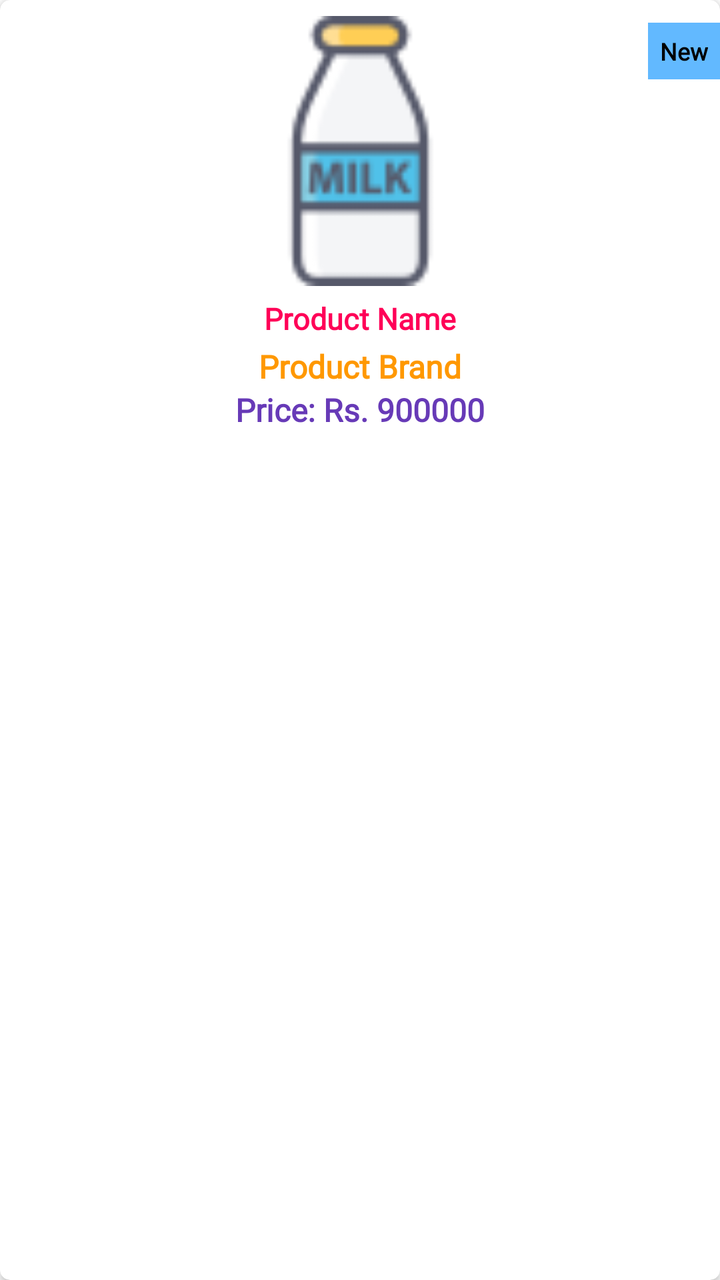
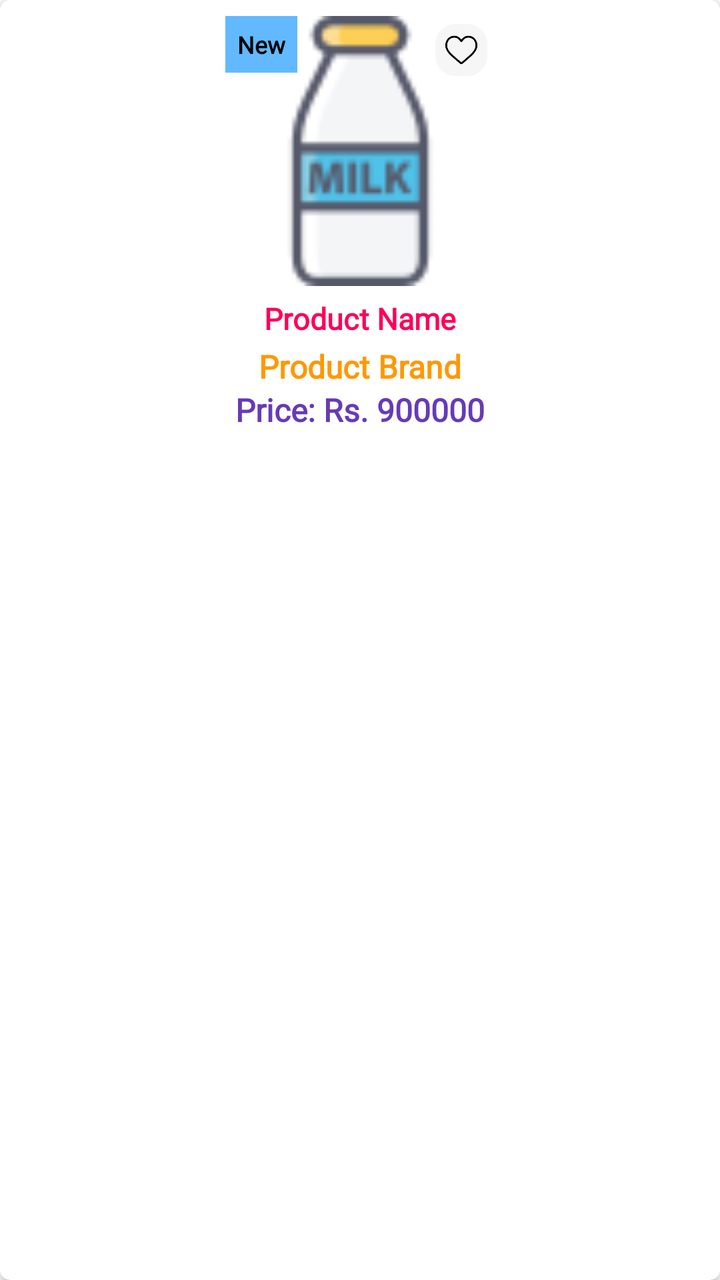

Compare the two renders of this Android layout. The source of the first and the diff that turns it into the second are given below.
<!-- AndroidManifest.xml: application theme Theme.ECommerceApp -->
<!-- res/layout/new_products.xml -->
<?xml version="1.0" encoding="utf-8"?>
<androidx.cardview.widget.CardView xmlns:android="http://schemas.android.com/apk/res/android"
    xmlns:app="http://schemas.android.com/apk/res-auto"
    android:layout_width="150dp"
    android:layout_height="wrap_content"
    android:layout_margin="5dp"
    android:padding="5dp"
    app:cardCornerRadius="5dp">

    <androidx.constraintlayout.widget.ConstraintLayout
        android:layout_width="match_parent"
        android:layout_height="match_parent"
        android:paddingBottom="4dp">

        <ImageView
            android:id="@+id/new_img"
            android:layout_width="135dp"
            android:layout_height="135dp"
            android:layout_marginTop="8dp"
            android:scaleType="fitCenter"
            android:src="@drawable/milk"
            app:layout_constraintEnd_toEndOf="parent"
            app:layout_constraintStart_toStartOf="parent"
            app:layout_constraintTop_toTopOf="parent" />

        <TextView
            android:id="@+id/textView2"
            android:layout_width="wrap_content"
            android:layout_height="wrap_content"
            android:background="#62B9FF"
            android:fontFamily="@font/baskervville"
            android:padding="6dp"
            android:text="New"
            android:textColor="@color/black"
            android:textAlignment="center"
            android:textSize="12sp"
            android:textStyle="bold"
            app:layout_constraintBottom_toBottomOf="@+id/new_img"
            app:layout_constraintEnd_toEndOf="parent"
            app:layout_constraintTop_toTopOf="parent"
            app:layout_constraintVertical_bias="0.1" />

        <TextView
            android:id="@+id/new_product_name"
            android:layout_width="wrap_content"
            android:layout_height="wrap_content"
            android:layout_marginTop="6dp"
            android:fontFamily="@font/aclonica"
            android:textColor="@color/pink"
            android:text="Product Name"
            android:textSize="15sp"
            android:textStyle="bold"
            app:layout_constraintEnd_toEndOf="parent"
            app:layout_constraintStart_toStartOf="parent"
            app:layout_constraintTop_toBottomOf="@+id/new_img" />

        <TextView
            android:id="@+id/new_product_brand"
            android:layout_width="wrap_content"
            android:layout_height="wrap_content"
            android:layout_marginTop="3dp"
            android:fontFamily="@font/aclonica"
            android:text="Product Brand"
            android:textColor="@color/orange"
            android:textSize="16sp"
            android:textStyle="bold"
            app:layout_constraintEnd_toEndOf="parent"
            app:layout_constraintStart_toStartOf="parent"
            app:layout_constraintTop_toBottomOf="@+id/new_product_name" />

        <androidx.constraintlayout.widget.ConstraintLayout
            android:layout_width="wrap_content"
            android:layout_height="wrap_content"
            app:layout_constraintEnd_toEndOf="@+id/new_product_brand"
            app:layout_constraintStart_toStartOf="@+id/new_product_brand"
            app:layout_constraintTop_toBottomOf="@+id/new_product_brand">

            <TextView
                android:id="@+id/dollar"
                android:layout_width="match_parent"
                android:layout_height="wrap_content"
                android:fontFamily="@font/baskervville"
                android:text="Price: Rs."
                android:textColor="#673AB7"
                android:textSize="16sp"
                android:textStyle="bold"
                app:layout_constraintBottom_toBottomOf="parent"
                app:layout_constraintEnd_toEndOf="parent"
                app:layout_constraintHorizontal_bias="0"
                app:layout_constraintStart_toStartOf="parent" />

            <TextView
                android:id="@+id/new_price"
                android:layout_width="match_parent"
                android:layout_height="wrap_content"
                android:layout_marginStart="4dp"
                android:fontFamily="@font/crimson"
                android:text="900000"
                android:textColor="#673AB7"
                android:textSize="16sp"
                android:textStyle="bold"
                app:layout_constraintBottom_toBottomOf="@+id/dollar"
                app:layout_constraintStart_toEndOf="@+id/dollar"
                app:layout_constraintTop_toTopOf="@+id/dollar"
                app:layout_constraintVertical_bias="1.0" />


        </androidx.constraintlayout.widget.ConstraintLayout>
    </androidx.constraintlayout.widget.ConstraintLayout>
</androidx.cardview.widget.CardView>
<!-- resources referenced by this layout -->
<resources>
  <color name="black">#FF000000</color>
  <color name="orange">#FF9800</color>
  <color name="pink">#FF0057</color>
  <!-- drawable milk: png bitmap (drawable, 2243 bytes) -->
  <style name="Theme.ECommerceApp" parent="Theme.MaterialComponents.DayNight.DarkActionBar">
          
          <item name="colorPrimary">#FFB952</item>
          <item name="colorPrimaryVariant">@color/pink</item>
          <item name="colorOnPrimary">@color/black</item>
          
          <item name="colorSecondary">@color/teal_200</item>
          <item name="colorSecondaryVariant">@color/teal_700</item>
          <item name="colorOnSecondary">@color/black</item>
          
          <item name="android:statusBarColor">?attr/colorPrimaryVariant</item>
          
      </style>
  <color name="teal_200">#FF03DAC5</color>
  <color name="teal_700">#FF018786</color>
</resources>

<!-- the commit's change to res/layout/new_products.xml (unified diff, before → after) -->
@@ -12,33 +12,49 @@
         android:layout_height="match_parent"
         android:paddingBottom="4dp">
 
-        <ImageView
-            android:id="@+id/new_img"
+        
+        <FrameLayout
+            android:id="@+id/new_prod_img_frame"
             android:layout_width="135dp"
             android:layout_height="135dp"
             android:layout_marginTop="8dp"
-            android:scaleType="fitCenter"
-            android:src="@drawable/milk"
             app:layout_constraintEnd_toEndOf="parent"
             app:layout_constraintStart_toStartOf="parent"
-            app:layout_constraintTop_toTopOf="parent" />
+            app:layout_constraintTop_toTopOf="parent">
 
-        <TextView
-            android:id="@+id/textView2"
-            android:layout_width="wrap_content"
-            android:layout_height="wrap_content"
-            android:background="#62B9FF"
-            android:fontFamily="@font/baskervville"
-            android:padding="6dp"
-            android:text="New"
-            android:textColor="@color/black"
-            android:textAlignment="center"
-            android:textSize="12sp"
-            android:textStyle="bold"
-            app:layout_constraintBottom_toBottomOf="@+id/new_img"
-            app:layout_constraintEnd_toEndOf="parent"
-            app:layout_constraintTop_toTopOf="parent"
-            app:layout_constraintVertical_bias="0.1" />
+            <ImageView
+                android:id="@+id/new_img"
+                android:layout_width="match_parent"
+                android:layout_height="match_parent"
+                android:scaleType="fitCenter"
+                android:src="@drawable/milk" />
+
+            <TextView
+                android:id="@+id/textView2"
+                android:layout_width="wrap_content"
+                android:layout_height="wrap_content"
+                android:layout_gravity="top|start"
+                android:background="#62B9FF"
+                android:fontFamily="@font/baskervville"
+                android:padding="6dp"
+                android:text="New"
+                android:textColor="@color/black"
+                android:textAlignment="center"
+                android:textSize="12sp"
+                android:textStyle="bold" />
+
+            <ImageButton
+                android:id="@+id/new_prod_wishlist_btn"
+                android:layout_width="26dp"
+                android:layout_height="26dp"
+                android:layout_gravity="top|end"
+                android:layout_margin="4dp"
+                android:src="@drawable/heart"
+                android:background="@drawable/white_circular_border"
+                android:padding="5dp"
+                android:scaleType="fitCenter" />
+
+        </FrameLayout>
 
         <TextView
             android:id="@+id/new_product_name"
@@ -52,7 +68,7 @@
             android:textStyle="bold"
             app:layout_constraintEnd_toEndOf="parent"
             app:layout_constraintStart_toStartOf="parent"
-            app:layout_constraintTop_toBottomOf="@+id/new_img" />
+            app:layout_constraintTop_toBottomOf="@+id/new_prod_img_frame" />
 
         <TextView
             android:id="@+id/new_product_brand"
@@ -104,7 +120,6 @@
                 app:layout_constraintTop_toTopOf="@+id/dollar"
                 app:layout_constraintVertical_bias="1.0" />
 
-
         </androidx.constraintlayout.widget.ConstraintLayout>
     </androidx.constraintlayout.widget.ConstraintLayout>
 </androidx.cardview.widget.CardView>
<!-- resource entries referenced after the edit -->
@@ -3,7 +3,18 @@
   <color name="black">#FF000000</color>
   <color name="orange">#FF9800</color>
   <color name="pink">#FF0057</color>
+  <!-- drawable heart: png bitmap (drawable, 2652 bytes) -->
   <!-- drawable milk: png bitmap (drawable, 2243 bytes) -->
+  <!-- drawable white_circular_border (drawable) -->
+  <?xml version="1.0" encoding="utf-8"?>
+  <selector xmlns:android="http://schemas.android.com/apk/res/android">
+  <item>
+      <shape android:shape="rectangle">
+          <solid android:color="#F6F6F6"/>
+          <corners android:radius="10dp"/>
+      </shape>
+  </item>
+  </selector>
   <style name="Theme.ECommerceApp" parent="Theme.MaterialComponents.DayNight.DarkActionBar">
           
           <item name="colorPrimary">#FFB952</item>
